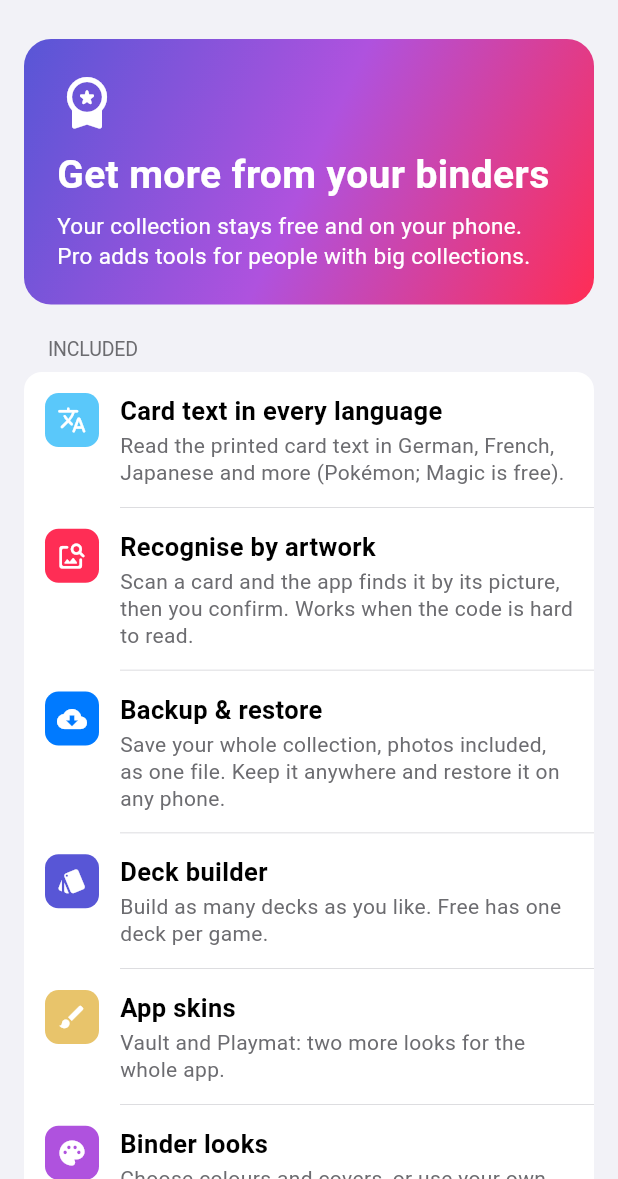
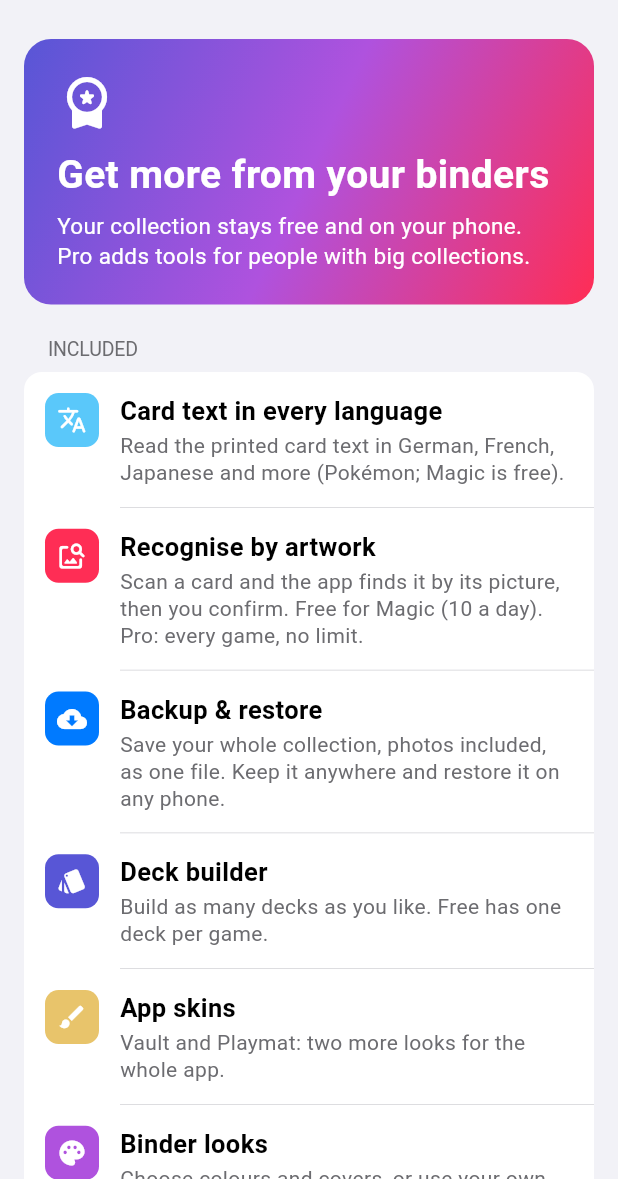
Before and after one commit to JayNum/tcgBinder, a Flutter app: the ProScreen screen opened directly, on a phone screen of 412 x 824 dp, the part 57-1236 px from its top. Run offline on Flutter 3.47's test engine with Material 3 defaults, Android fonts, the phone set to English and light mode, and no system bars; our stand-ins replace camera, image_picker; missing offline and left inert: google_mlkit_text_recognition.

Commit message:
Artwork scan: free for Magic (10 a day), Pro for other games
Co-Authored-By: Claude Sonnet 5.5 <noreply@anthropic.com>
Claude-Session: https://claude.ai/code/session_01HtZVnNpo2eg3d62ekPrCYH

```diff
--- a/lib/l10n/german.dart
+++ b/lib/l10n/german.dart
@@ -256,7 +256,8 @@ const Map<String, String> _de = {
 
   // Scan
   'Card number': 'Kartennummer',
-  'Artwork · Pro': 'Motiv · Pro',
+  'Artwork': 'Motiv',
+  'You used your 10 free artwork scans for today. Scan by card number, or come back tomorrow.': 'Du hast deine 10 kostenlosen Motiv-Scans für heute verbraucht. Scanne über die Kartennummer oder komm morgen wieder.',
   'Fit the card in the frame. Keep the number at the bottom sharp and avoid glare.':
       'Lege die Karte in den Rahmen. Halte die Nummer unten scharf und vermeide Spiegelungen.',
   'Fit the whole card in the frame, picture sharp and without glare. You confirm the match.':
@@ -323,8 +324,8 @@ const Map<String, String> _de = {
   'Read the printed card text in German, French, Japanese and more (Pokémon; Magic is free).':
       'Lies den gedruckten Kartentext auf Deutsch, Französisch, Japanisch und mehr (Pokémon; bei Magic kostenlos).',
   'Recognise by artwork': 'Per Motiv erkennen',
-  'Scan a card and the app finds it by its picture, then you confirm. Works when the code is hard to read.':
-      'Scanne eine Karte, die App findet sie über ihr Bild, du bestätigst. Funktioniert auch, wenn der Code schwer lesbar ist.',
+  'Scan a card and the app finds it by its picture, then you confirm. Free for Magic (10 a day). Pro: every game, no limit.':
+      'Scanne eine Karte, die App findet sie über ihr Bild, du bestätigst. Kostenlos für Magic (10 am Tag). Pro: jedes Spiel, ohne Limit.',
   'Backup & restore': 'Sichern & Wiederherstellen',
   'Save your whole collection, photos included, as one file. Keep it anywhere and restore it on any phone.':
       'Sichere deine ganze Sammlung samt Fotos als eine Datei. Bewahre sie überall auf und stelle sie auf jedem Handy wieder her.',
--- a/lib/screens/pro_screen.dart
+++ b/lib/screens/pro_screen.dart
@@ -31,7 +31,7 @@ class _ProScreenState extends State<ProScreen> {
       Color(0xFFFF2D55),
       'Recognise by artwork',
       'Scan a card and the app finds it by its picture, then you confirm. '
-          'Works when the code is hard to read.',
+          'Free for Magic (10 a day). Pro: every game, no limit.',
     ),
     (
       Icons.cloud_download_rounded,
```
Also changed, not shown: lib/data/settings_store.dart (+32 -0 lines), lib/screens/scan_screen.dart (+25 -3 lines).
